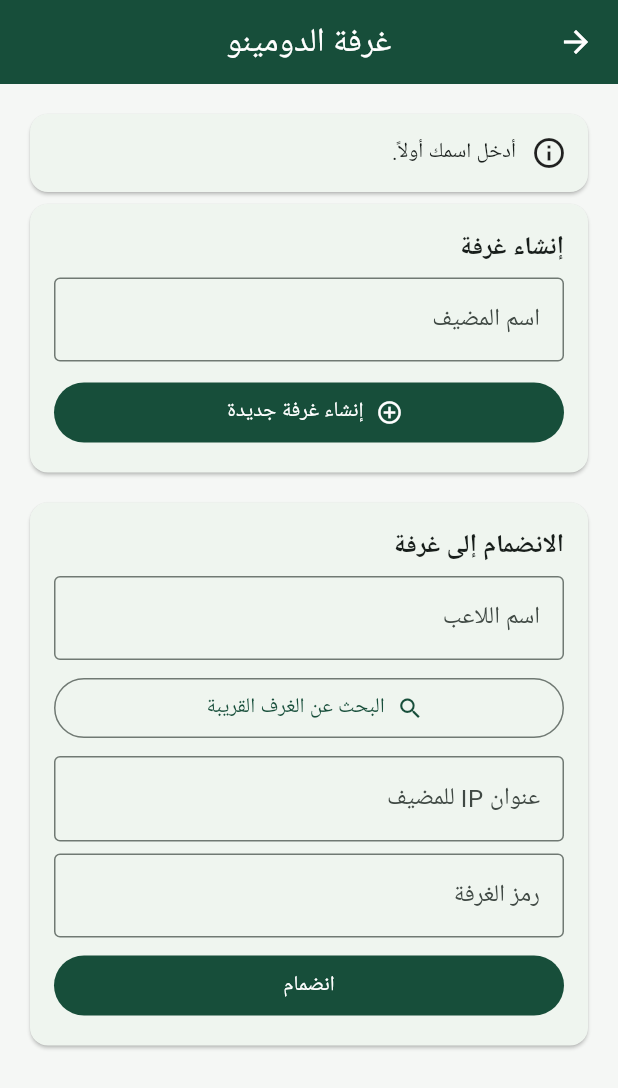
After one commit to augu7k/domino-lan, a Flutter app: the LobbyScreen screen opened directly, after a tap on "إنشاء غرفة جديدة", on a phone screen of 412 x 824 dp. The commit adds this screen. Shown: the top 1088 px of the screen. Run offline on Flutter 3.47's test engine with Material 3 defaults, Android fonts, the phone set to English and light mode, and no system bars; Roboto replaces fonts that are missing (Arial).

Commit message:
feat: connect four-player waiting room over local websocket

```diff
--- /dev/null
+++ b/lib/screens/lobby_screen.dart
@@ -0,0 +1,450 @@
+import 'dart:async';
+
+import 'package:flutter/material.dart';
+
+import '../domain/domino_lobby.dart';
+import '../network/discovered_host.dart';
+import '../network/domino_lobby_session.dart';
+import '../network/local_discovery.dart';
+
+class LobbyScreen extends StatefulWidget {
+  const LobbyScreen({super.key});
+
+  @override
+  State<LobbyScreen> createState() => _LobbyScreenState();
+}
+
+class _LobbyScreenState extends State<LobbyScreen> {
+  final _nameController = TextEditingController();
+  final _ipController = TextEditingController();
+  final _codeController = TextEditingController();
+  final _hostNameController = TextEditingController();
+  final _host = DominoLobbyHost(hostName: 'المضيف');
+  final _client = DominoLobbyClient();
+  final List<DiscoveredHost> _rooms = [];
+  Map<String, dynamic>? _remoteLobby;
+  bool _hosting = false;
+  bool _joining = false;
+  bool _ready = false;
+  bool _hostReady = true;
+  String? _playerId;
+  int? _seat;
+  String _status = 'أنشئ غرفة أو انضم إلى غرفة موجودة.';
+
+  bool get _isHost => _hosting;
+  List<dynamic> get _remotePlayers =>
+      (_remoteLobby?['players'] as List<dynamic>?) ?? const [];
+  List<LobbyPlayer> get _hostPlayers =>
+      _hosting ? _host.lobby.players : const [];
+  bool get _hostCanStart => _hosting && _host.lobby.canStart;
+
+  @override
+  void initState() {
+    super.initState();
+    _host.onChanged = () {
+      if (mounted) setState(() {});
+    };
+    _host.onError = _showStatus;
+    _host.onGameStarted = (_) => _showStatus('بدأت المباراة. المرحلة التالية: طاولة اللعب.');
+    _client.onLobby = (lobby) {
+      if (mounted) setState(() => _remoteLobby = lobby);
+    };
+    _client.onJoined = (id, seat) {
+      if (!mounted) return;
+      setState(() {
+        _playerId = id;
+        _seat = seat;
+        _status = 'انضممت إلى الغرفة في المقعد ${seat + 1}.';
+      });
+    };
+    _client.onError = _showStatus;
+    _client.onDisconnected = () => _showStatus('انقطع الاتصال بالمضيف.');
+    _client.onGameStarted = (_) => _showStatus('بدأ المضيف المباراة.');
+  }
+
+  void _showStatus(String value) {
+    if (mounted) setState(() => _status = value);
+  }
+
+  Future<void> _createRoom() async {
+    final name = _hostNameController.text.trim();
+    if (name.isEmpty) {
+      _showStatus('أدخل اسمك أولاً.');
+      return;
+    }
+    try {
+      // Recreate the host service with the name chosen in the form.
+      await _host.stop();
+      final host = DominoLobbyHost(hostName: name);
+      host.onChanged = () { if (mounted) setState(() {}); };
+      host.onError = _showStatus;
+      host.onGameStarted = (_) => _showStatus('بدأت المباراة.');
+      await host.start();
+      if (!mounted) {
+        await host.stop();
+        return;
+      }
+      _activeHost = host;
+      setState(() {
+        _hosting = true;
+        _status = 'الغرفة جاهزة. شارك رمزها مع بقية اللاعبين.';
+      });
+    } on Object catch (error) {
+      _showStatus('تعذر إنشاء الغرفة: $error');
+    }
+  }
+
+  DominoLobbyHost? _activeHost;
+
+  Future<void> _searchRooms() async {
+    setState(() => _joining = true);
+    try {
+      final found = await LocalDiscovery.discover();
+      if (!mounted) return;
+      setState(() {
+        _rooms
+          ..clear()
+          ..addAll(found);
+        _status = found.isEmpty
+            ? 'لم نعثر على غرف. أدخل عنوان IP يدوياً.'
+            : 'تم العثور على ${found.length} غرفة.';
+      });
+    } on Object catch (error) {
+      _showStatus('تعذر البحث: $error');
+    } finally {
+      if (mounted) setState(() => _joining = false);
+    }
+  }
+
+  Future<void> _joinRoom({String? address, String? code}) async {
+    final ip = (address ?? _ipController.text).trim();
+    final roomCode = (code ?? _codeController.text).trim();
+    final name = _nameController.text.trim();
+    if (ip.isEmpty || roomCode.isEmpty || name.isEmpty) {
+      _showStatus('أدخل اسم اللاعب وعنوان IP ورمز الغرفة.');
+      return;
+    }
+    setState(() {
+      _joining = true;
+      _status = 'جارٍ الانضمام إلى الغرفة...';
+      _remoteLobby = null;
+      _playerId = null;
+      _seat = null;
+    });
+    try {
+      await _client.close();
+      await _client.connect(
+        address: ip,
+        roomCode: roomCode,
+        playerName: name,
+      );
+      _showStatus('تم الاتصال. بانتظار قبول طلب الانضمام من المضيف...');
+    } on Object catch (error) {
+      _showStatus('فشل الاتصال: $error');
+    } finally {
+      if (mounted) setState(() => _joining = false);
+    }
+  }
+
+  void _toggleReady(bool value) {
+    setState(() => _ready = value);
+    _client.setReady(value);
+  }
+
+  Future<void> _leave() async {
+    await _client.close();
+    await _activeHost?.stop();
+    _activeHost = null;
+    if (!mounted) return;
+    setState(() {
+      _hosting = false;
+      _remoteLobby = null;
+      _playerId = null;
+      _seat = null;
+      _ready = false;
+      _hostReady = true;
+      _status = 'غادرت الغرفة.';
+    });
+  }
+
+  @override
+  void dispose() {
+    _nameController.dispose();
+    _ipController.dispose();
+    _codeController.dispose();
+    _hostNameController.dispose();
+    unawaited(_client.close());
+    unawaited(_activeHost?.stop());
+    super.dispose();
+  }
+
+  @override
+  Widget build(BuildContext context) {
+    final active = _hosting || _remoteLobby != null;
+    return Scaffold(
+      appBar: AppBar(
+        title: const Text('غرفة الدومينو'),
+        actions: [
+          if (active)
+            IconButton(
+              tooltip: 'مغادرة الغرفة',
+              onPressed: _leave,
+              icon: const Icon(Icons.exit_to_app),
+            ),
+        ],
+      ),
+      body: SafeArea(
+        child: ListView(
+          padding: const EdgeInsets.all(16),
+          children: [
+            _statusCard(),
+            if (!active) ...[
+              _createRoomCard(),
+              const SizedBox(height: 12),
+              _joinRoomCard(),
+            ] else ...[
+              _roomDetails(),
+              const SizedBox(height: 12),
+              _playersCard(),
+              const SizedBox(height: 12),
+              if (!_isHost)
+                SwitchListTile(
+                  value: _ready,
+                  onChanged: _playerId == null ? null : _toggleReady,
+                  title: const Text('أنا مستعد'),
+                  subtitle: const Text('أبلغ المضيف عندما تكون جاهزاً.'),
+                )
+              else
+                SwitchListTile(
+                  value: _hostReady,
+                  onChanged: (value) {
+                    setState(() => _hostReady = value);
+                    _activeHost?.setHostReady(value);
+                  },
+                  title: const Text('المضيف مستعد'),
+                ),
+              if (_isHost)
+                FilledButton.icon(
+                  onPressed: _hostCanStart
+                      ? () {
+                          try {
+                            _activeHost?.startGame();
+                          } on Object catch (error) {
+                            _showStatus('$error');
+                          }
+                        }
+                      : null,
+                  icon: const Icon(Icons.play_arrow),
+                  label: const Text('بدء المباراة'),
+                ),
+              const SizedBox(height: 8),
+              const Text(
+                'ملاحظة: هذه غرفة انتظار أولية. بدء المباراة يرسل حدث البداية إلى الأجهزة؛ لم تُربط طاولة اللعب بعد.',
+                style: TextStyle(fontSize: 12, color: Colors.black54),
+              ),
+            ],
+          ],
+        ),
+      ),
+    );
+  }
+
+  Widget _statusCard() => Card(
+        child: Padding(
+          padding: const EdgeInsets.all(14),
+          child: Row(
+            children: [
+              const Icon(Icons.info_outline),
+              const SizedBox(width: 10),
+              Expanded(child: Text(_status)),
+            ],
+          ),
+        ),
+      );
+
+  Widget _createRoomCard() => Card(
+        child: Padding(
+          padding: const EdgeInsets.all(16),
+          child: Column(
+            crossAxisAlignment: CrossAxisAlignment.stretch,
+            children: [
+              const Text('إنشاء غرفة', style: TextStyle(fontWeight: FontWeight.bold, fontSize: 17)),
+              const SizedBox(height: 8),
+              TextField(
+                controller: _hostNameController,
+                decoration: const InputDecoration(
+                  labelText: 'اسم المضيف',
+                  border: OutlineInputBorder(),
+                ),
+              ),
+              const SizedBox(height: 10),
+              FilledButton.icon(
+                onPressed: _hosting ? null : _createRoom,
+                icon: const Icon(Icons.add_circle_outline),
+                label: const Text('إنشاء غرفة جديدة'),
+              ),
+            ],
+          ),
+        ),
+      );
+
+  Widget _joinRoomCard() => Card(
+        child: Padding(
+          padding: const EdgeInsets.all(16),
+          child: Column(
+            crossAxisAlignment: CrossAxisAlignment.stretch,
+            children: [
+              const Text('الانضمام إلى غرفة', style: TextStyle(fontWeight: FontWeight.bold, fontSize: 17)),
+              const SizedBox(height: 8),
+              TextField(
+                controller: _nameController,
+                decoration: const InputDecoration(
+                  labelText: 'اسم اللاعب',
+                  border: OutlineInputBorder(),
+                ),
+              ),
+              const SizedBox(height: 8),
+              OutlinedButton.icon(
+                onPressed: _joining ? null : _searchRooms,
+                icon: const Icon(Icons.search),
+                label: const Text('البحث عن الغرف القريبة'),
+              ),
+              if (_rooms.isNotEmpty)
+                ..._rooms.map((room) => ListTile(
+                      contentPadding: EdgeInsets.zero,
+                      leading: const Icon(Icons.wifi),
+                      title: Text(room.roomName),
+                      subtitle: Text('${room.address} • رمز ${room.roomId}'),
+                      trailing: IconButton(
+                        onPressed: _joining
+                            ? null
+                            : () {
+                                _codeController.text = room.roomId;
+                                _ipController.text = room.address;
+                                _joinRoom(address: room.address, code: room.roomId);
+                              },
+                        icon: const Icon(Icons.login),
+                      ),
+                    )),
+              const SizedBox(height: 8),
+              TextField(
+                controller: _ipController,
+                decoration: const InputDecoration(
+                  labelText: 'عنوان IP للمضيف',
+                  hintText: 'مثال: 192.168.43.1',
+                  border: OutlineInputBorder(),
+                ),
+              ),
+              const SizedBox(height: 8),
+              TextField(
+                controller: _codeController,
+                keyboardType: TextInputType.number,
+                maxLength: 6,
+                decoration: const InputDecoration(
+                  labelText: 'رمز الغرفة',
+                  border: OutlineInputBorder(),
+                  counterText: '',
+                ),
+              ),
+              const SizedBox(height: 8),
+              FilledButton(
+                onPressed: _joining ? null : () => _joinRoom(),
+                child: const Text('انضمام'),
+              ),
+            ],
+          ),
+        ),
+      );
+
+  Widget _roomDetails() {
+    final code = _hosting
+        ? _activeHost?.lobby.roomCode ?? '------'
+        : (_remoteLobby?['roomCode']?.toString() ?? '------');
+    return Card(
+      child: Padding(
+        padding: const EdgeInsets.all(16),
+        child: Column(
+          children: [
+            const Text('رمز الغرفة'),
+            const SizedBox(height: 4),
+            SelectableText(
+              code,
+              style: const TextStyle(fontSize: 32, fontWeight: FontWeight.bold, letterSpacing: 5),
+            ),
+            const SizedBox(height: 4),
+            const Text('تأكدوا أن الهواتف متصلة بنقطة الاتصال نفسها.'),
+          ],
+        ),
+      ),
+    );
+  }
+
+  Widget _playersCard() {
+    final rows = _hosting
+        ? _hostPlayers.map((player) => _playerTile(
+              name: player.name,
+              seat: player.seat,
+              team: player.team,
+              ready: player.isReady,
+              isHost: player.isHost,
+            )).toList()
+        : _remotePlayers.map((value) {
+            final player = value as Map<String, dynamic>;
+            return _playerTile(
+              name: player['name']?.toString() ?? 'لاعب',
+              seat: player['seat'] as int? ?? 0,
+              team: player['team'] as int? ?? 0,
+              ready: player['isReady'] == true,
+              isHost: player['isHost'] == true,
+            );
+          }).toList();
+    return Card(
+      child: Padding(
+        padding: const EdgeInsets.all(16),
+        child: Column(
+          crossAxisAlignment: CrossAxisAlignment.stretch,
+          children: [
+            Text('اللاعبون ${rows.length} / 4', style: const TextStyle(fontWeight: FontWeight.bold, fontSize: 17)),
+            const SizedBox(height: 8),
+            ...List.generate(4, (seat) {
+              final index = rows.indexWhere((widget) {
+                // Each occupied tile carries its seat in the key.
+                return widget.key == ValueKey<int>(seat);
+              });
+              return index >= 0
+                  ? rows[index]
+                  : ListTile(
+                      leading: CircleAvatar(child: Text('${seat + 1}')),
+                      title: const Text('بانتظار لاعب'),
+                      subtitle: Text('الفريق ${seat.isEven ? 1 : 2}'),
+                      trailing: const Icon(Icons.hourglass_empty, color: Colors.black38),
+                    );
+            }),
+          ],
+        ),
+      ),
+    );
+  }
+
+  Widget _playerTile({
+    required String name,
+    required int seat,
+    required int team,
+    required bool ready,
+    required bool isHost,
+  }) =>
+      ListTile(
+        key: ValueKey<int>(seat),
+        leading: CircleAvatar(child: Text('${seat + 1}')),
+        title: Text(name),
+        subtitle: Text('الفريق ${team + 1}${isHost ? ' • المضيف' : ''}'),
+        trailing: Chip(
+          avatar: Icon(
+            ready ? Icons.check_circle : Icons.schedule,
+            size: 16,
+            color: ready ? Colors.green : Colors.black45,
+          ),
+          label: Text(ready ? 'مستعد' : 'ينتظر'),
+        ),
+      );
+}
```
Also changed, not shown: lib/main.dart (+9 -4 lines), lib/network/domino_lobby_session.dart (added, +258 -0 lines).
